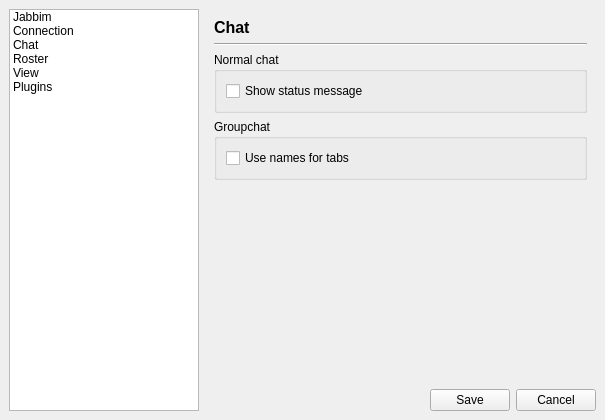
Before: the Qt Designer form widgets/preferences.ui in xmpp-graveyard/jabbim, drawn with Qt 5.
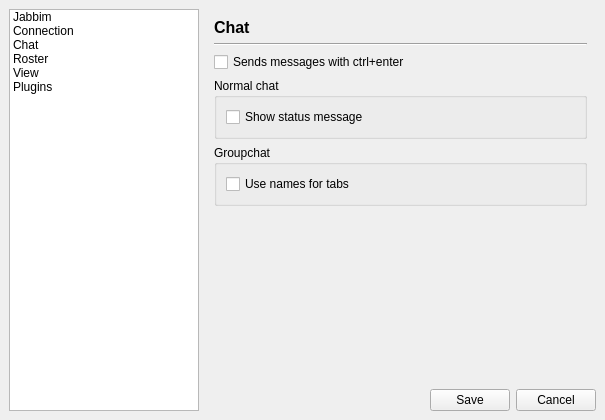
After: the same form once the commit is applied. Icons and pictures are not drawn.

Diff of the .ui file:
```diff
--- a/widgets/preferences.ui
+++ b/widgets/preferences.ui
@@ -374,7 +374,46 @@
        <property name="spacing" >
         <number>6</number>
        </property>
+       <item row="1" column="0" >
+        <widget class="Line" name="line_3" >
+         <property name="orientation" >
+          <enum>Qt::Horizontal</enum>
+         </property>
+        </widget>
+       </item>
+       <item row="0" column="0" >
+        <widget class="QLabel" name="label_5" >
+         <property name="text" >
+          <string>&lt;html>&lt;head>&lt;meta name="qrichtext" content="1" />&lt;style type="text/css">
+p, li { white-space: pre-wrap; }
+&lt;/style>&lt;/head>&lt;body style=" font-family:'DejaVu Sans'; font-size:9pt; font-weight:400; font-style:normal; text-decoration:none;">
+&lt;p style=" margin-top:0px; margin-bottom:0px; margin-left:0px; margin-right:0px; -qt-block-indent:0; text-indent:0px; font-family:'Sans Serif';">&lt;span style=" font-size:12pt; font-weight:600;">Chat&lt;/span>&lt;/p>&lt;/body>&lt;/html></string>
+         </property>
+        </widget>
+       </item>
        <item row="4" column="0" >
+        <widget class="QGroupBox" name="groupBox_5" >
+         <property name="title" >
+          <string>Groupchat</string>
+         </property>
+         <layout class="QVBoxLayout" >
+          <property name="margin" >
+           <number>9</number>
+          </property>
+          <property name="spacing" >
+           <number>6</number>
+          </property>
+          <item>
+           <widget class="QCheckBox" name="useMUCNames" >
+            <property name="text" >
+             <string>Use names for tabs</string>
+            </property>
+           </widget>
+          </item>
+         </layout>
+        </widget>
+       </item>
+       <item row="5" column="0" >
         <spacer>
          <property name="orientation" >
           <enum>Qt::Vertical</enum>
@@ -387,7 +426,7 @@
          </property>
         </spacer>
        </item>
-       <item row="2" column="0" >
+       <item row="3" column="0" >
         <widget class="QGroupBox" name="groupBox_3" >
          <property name="title" >
           <string>Normal chat</string>
@@ -409,42 +448,10 @@
          </layout>
         </widget>
        </item>
-       <item row="3" column="0" >
-        <widget class="QGroupBox" name="groupBox_5" >
-         <property name="title" >
-          <string>Groupchat</string>
-         </property>
-         <layout class="QVBoxLayout" >
-          <property name="margin" >
-           <number>9</number>
-          </property>
-          <property name="spacing" >
-           <number>6</number>
-          </property>
-          <item>
-           <widget class="QCheckBox" name="useMUCNames" >
-            <property name="text" >
-             <string>Use names for tabs</string>
-            </property>
-           </widget>
-          </item>
-         </layout>
-        </widget>
-       </item>
-       <item row="0" column="0" >
-        <widget class="QLabel" name="label_5" >
+       <item row="2" column="0" >
+        <widget class="QCheckBox" name="sendByCtrl" >
          <property name="text" >
-          <string>&lt;html>&lt;head>&lt;meta name="qrichtext" content="1" />&lt;style type="text/css">
-p, li { white-space: pre-wrap; }
-&lt;/style>&lt;/head>&lt;body style=" font-family:'DejaVu Sans'; font-size:9pt; font-weight:400; font-style:normal; text-decoration:none;">
-&lt;p style=" margin-top:0px; margin-bottom:0px; margin-left:0px; margin-right:0px; -qt-block-indent:0; text-indent:0px; font-family:'Sans Serif';">&lt;span style=" font-size:12pt; font-weight:600;">Chat&lt;/span>&lt;/p>&lt;/body>&lt;/html></string>
-         </property>
-        </widget>
-       </item>
-       <item row="1" column="0" >
-        <widget class="Line" name="line_3" >
-         <property name="orientation" >
-          <enum>Qt::Horizontal</enum>
+          <string>Sends messages with ctrl+enter</string>
          </property>
         </widget>
        </item>
```
